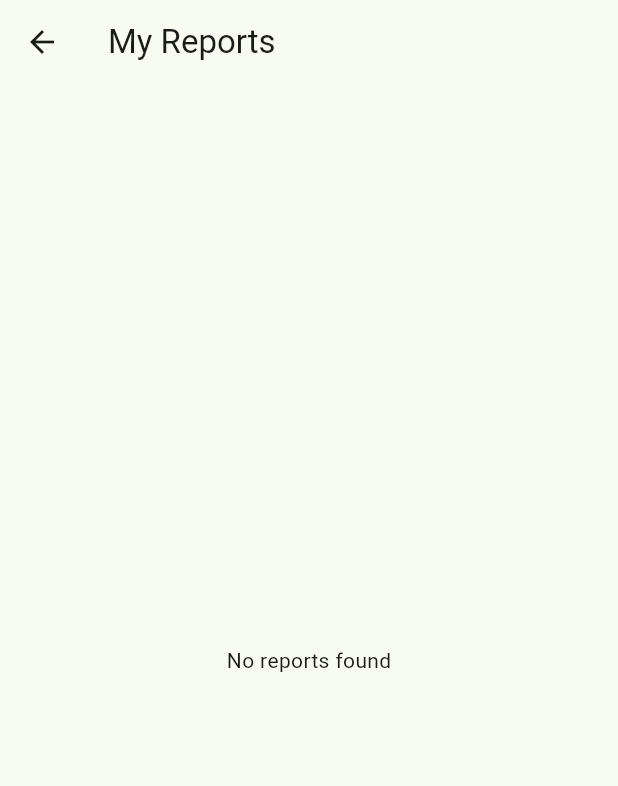
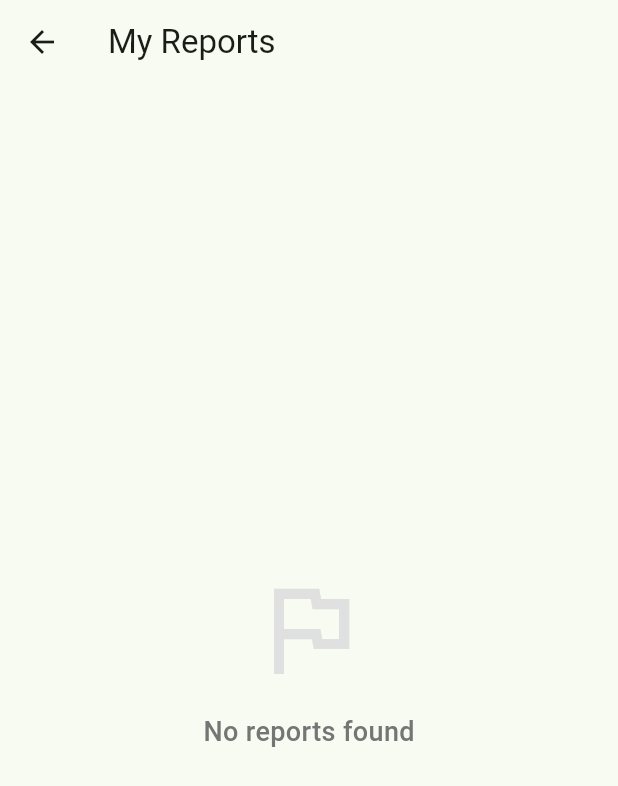
Before and after one commit to oriolgds/docai, a Flutter app: the ReportsScreen screen opened directly, on a phone screen of 412 x 824 dp. Shown: the top 786 px of the screen. Run offline on Flutter 3.47's test engine with Material 3 defaults, Android fonts, the phone set to English and light mode, and no system bars; our stand-ins replace cloud_firestore, firebase_analytics, firebase_core, firebase_crashlytics, flutter_markdown, package_info_plus and 3 more; missing offline and left inert: in_app_update; accounts and stored records are empty; generated files the repository leaves out were written again.

Commit message:
🎨 Palette: Improve Reports Empty State (#116)
* 🎨 Palette: Improve Reports Empty State

💡 What: Replaced the plain text "No reports found" in `ReportsScreen` with a centered `Column` containing a large icon (`Icons.flag_outlined`) and styled text.
🎯 Why: To provide a more polished and consistent user experience, matching the empty state pattern found in the chat history screen.
📸 Before: Plain text "No reports found".
📸 After: Icon + Text centered.
♿ Accessibility: Improved visual hierarchy and feedback.

* Version 6.1.42

---------

Co-authored-by: google-labs-jules[bot] <161369871+google-labs-jules[bot]@users.noreply.github.com>
Co-authored-by: Oriol <oriolginger2008@gmail.com>

```diff
--- a/lib/screens/reports_screen.dart
+++ b/lib/screens/reports_screen.dart
@@ -32,7 +32,23 @@ class ReportsScreen extends StatelessWidget {
 
           final data = snapshot.data;
           if (data == null || data.docs.isEmpty) {
-            return Center(child: Text(localizations.noReportsFound));
+            return Center(
+              child: Column(
+                mainAxisAlignment: MainAxisAlignment.center,
+                children: [
+                  Icon(Icons.flag_outlined, size: 80, color: Colors.grey[300]),
+                  const SizedBox(height: 16),
+                  Text(
+                    localizations.noReportsFound,
+                    style: TextStyle(
+                      color: Colors.grey[600],
+                      fontSize: 18,
+                      fontWeight: FontWeight.w500,
+                    ),
+                  ),
+                ],
+              ),
+            );
           }
 
           return ListView.builder(
--- a/pubspec.yaml
+++ b/pubspec.yaml
@@ -1,7 +1,7 @@
 name: docai
 description: "An app to heal the world"
 
-version: 6.1.41+86
+version: 6.1.42+87
 
 environment:
   sdk: ^3.9.0
@@ -67,7 +67,7 @@ msix_config:
   publisher_display_name: "Oriol Giner"
   identity_name: "OriolGiner.Docai"
   publisher: "CN=2A1BF35C-B236-4EA2-9703-E3FBAD46CF55"
-  msix_version: 6.1.41.0
+  msix_version: 6.1.42.0
   store: true
   architecture: x64
   logo_path: assets/logo/xmas.png
```
Also changed, not shown: 1 other file.
